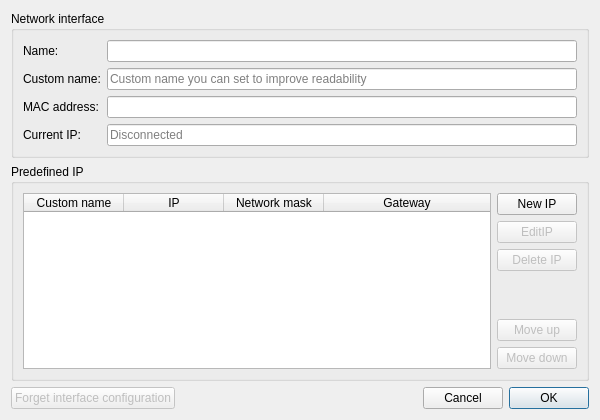
The window that UI/DlgConfiguration.ui (Folco68/Folco) describes before a commit, drawn with Qt 5.
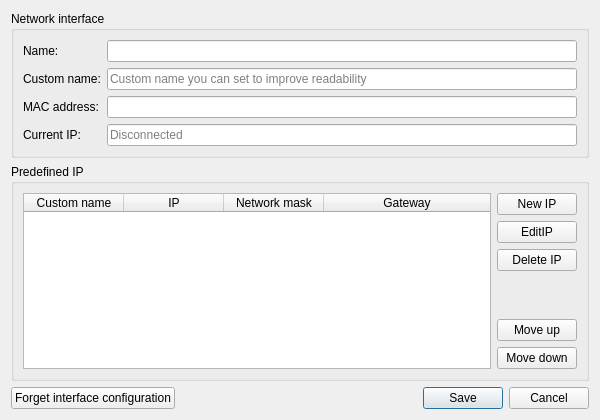
The same window after the commit.

Commit message: - Inverted the position of OK / Cancel buttons - DlgConfiguration: Re-labelled butotn OK to Save - DlgConfiguration: update the buttons after some operations, to keep a consistent UI

The edit to the form file:
```diff
--- a/UI/DlgConfiguration.ui
+++ b/UI/DlgConfiguration.ui
@@ -162,9 +162,6 @@
         </item>
         <item>
          <widget class="QPushButton" name="ButtonEditIP">
-          <property name="enabled">
-           <bool>false</bool>
-          </property>
           <property name="text">
            <string>EditIP</string>
           </property>
@@ -172,9 +169,6 @@
         </item>
         <item>
          <widget class="QPushButton" name="ButtonDeleteIP">
-          <property name="enabled">
-           <bool>false</bool>
-          </property>
           <property name="text">
            <string>Delete IP</string>
           </property>
@@ -195,9 +189,6 @@
         </item>
         <item>
          <widget class="QPushButton" name="ButtonUp">
-          <property name="enabled">
-           <bool>false</bool>
-          </property>
           <property name="text">
            <string>Move up</string>
           </property>
@@ -205,9 +196,6 @@
         </item>
         <item>
          <widget class="QPushButton" name="ButtonDown">
-          <property name="enabled">
-           <bool>false</bool>
-          </property>
           <property name="text">
            <string>Move down</string>
           </property>
@@ -222,9 +210,6 @@
     <layout class="QHBoxLayout" name="HLayoutButtons">
      <item>
       <widget class="QPushButton" name="ButtonForgetConfiguration">
-       <property name="enabled">
-        <bool>false</bool>
-       </property>
        <property name="text">
         <string>Forget interface configuration</string>
        </property>
@@ -244,22 +229,22 @@
       </spacer>
      </item>
      <item>
-      <widget class="QPushButton" name="ButtonCancel">
+      <widget class="QPushButton" name="ButtonSave">
        <property name="text">
-        <string>Cancel</string>
-       </property>
-      </widget>
-     </item>
-     <item>
-      <widget class="QPushButton" name="ButtonOK">
-       <property name="text">
-        <string>OK</string>
+        <string>Save</string>
        </property>
        <property name="default">
         <bool>true</bool>
        </property>
       </widget>
      </item>
+     <item>
+      <widget class="QPushButton" name="ButtonCancel">
+       <property name="text">
+        <string>Cancel</string>
+       </property>
+      </widget>
+     </item>
     </layout>
    </item>
   </layout>
```
The commit also changes 4 other files.
